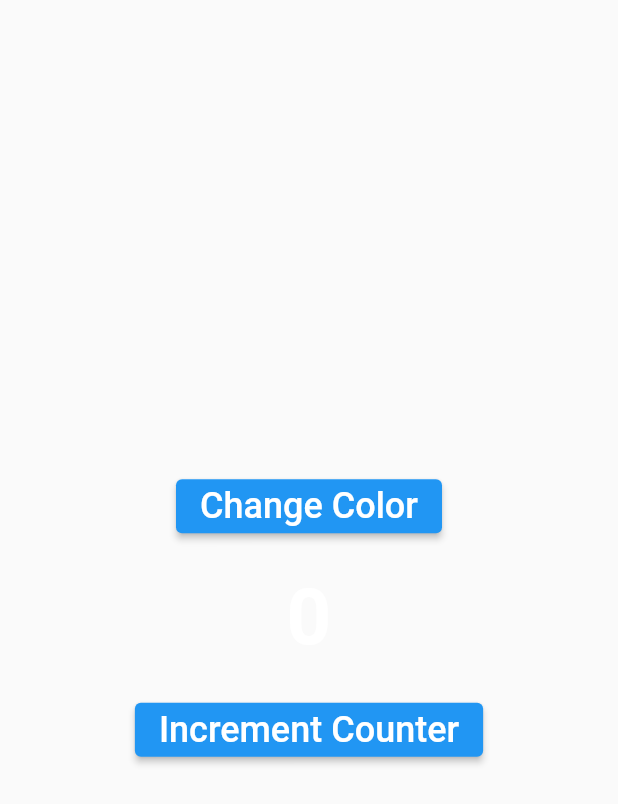
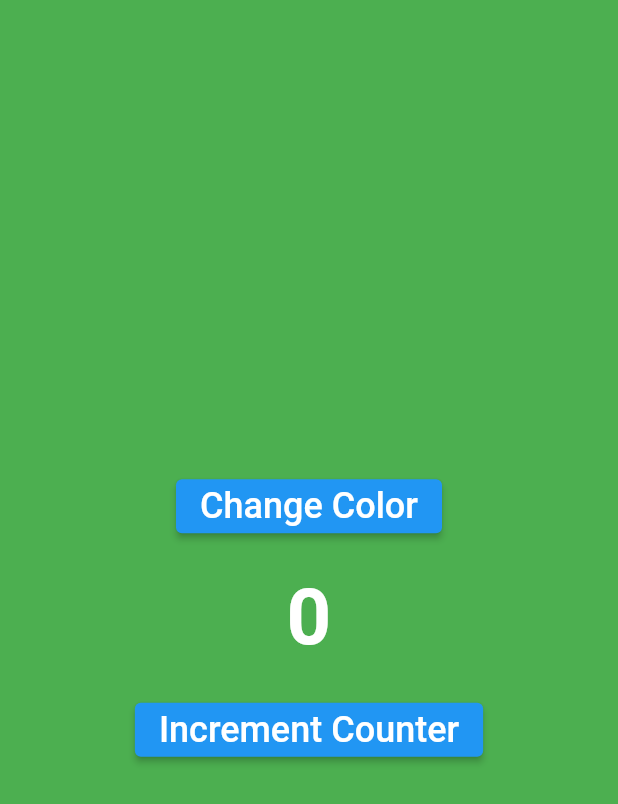
Before and after one commit to AlaaEddinAlbarghoth/sample_counter, a Flutter app: the screen it shows after launch, after a tap on "Change Color", on a phone screen of 412 x 824 dp. Shown: the top 804 px of the screen. Run offline on Flutter 3.47's test engine with Material 2 defaults, Android fonts, the phone set to English and light mode, and no system bars; our stand-ins replace bloc, equatable, flutter_bloc.

Commit message:
Cubit to Cubit communication using StreamSubscription

```diff
--- /dev/null
+++ b/lib/color/color_cubit.dart
@@ -0,0 +1,23 @@
+import 'dart:ui';
+
+import 'package:bloc/bloc.dart';
+import 'package:equatable/equatable.dart';
+import 'package:flutter/material.dart';
+
+part 'color_state.dart';
+
+class ColorCubit extends Cubit<ColorState> {
+  ColorCubit() : super(ColorState.initial());
+
+  void changeColor() {
+    if (state.color == Colors.red) {
+      emit(state.copyWith(color: Colors.green));
+    } else if (state.color == Colors.green) {
+      emit(state.copyWith(color: Colors.blue));
+    } else if (state.color == Colors.blue) {
+      emit(state.copyWith(color: Colors.black));
+    } else if (state.color == Colors.black) {
+      emit(state.copyWith(color: Colors.red));
+    }
+  }
+}
--- /dev/null
+++ b/lib/color/color_state.dart
@@ -0,0 +1,18 @@
+part of 'color_cubit.dart';
+
+class ColorState extends Equatable {
+  final Color color;
+
+  const ColorState({required this.color});
+
+  factory ColorState.initial() {
+    return const ColorState(color: Colors.red);
+  }
+
+  @override
+  List<Object?> get props => [color];
+
+  ColorState copyWith({Color? color}) {
+    return ColorState(color: color ?? this.color);
+  }
+}
--- /dev/null
+++ b/lib/counter/counter_cubit.dart
@@ -0,0 +1,39 @@
+import 'dart:async';
+
+import 'package:bloc/bloc.dart';
+import 'package:equatable/equatable.dart';
+import 'package:flutter/material.dart';
+import 'package:sample_counter/color/color_cubit.dart';
+
+part 'counter_state.dart';
+
+class CounterCubit extends Cubit<CounterState> {
+  int incrementSize = 1;
+  final ColorCubit colorCubit;
+  late final StreamSubscription colorSubscription;
+
+  CounterCubit({required this.colorCubit}) : super(CounterState.initial()) {
+    colorCubit.stream.listen((ColorState colorState) {
+      if (colorState.color == Colors.red) {
+        incrementSize = 1;
+      } else if (colorState.color == Colors.green) {
+        incrementSize = 10;
+      } else if (colorState.color == Colors.blue) {
+        incrementSize = 100;
+      } else if (colorState.color == Colors.black) {
+        emit(state.copyWith(counter: state.counter - 100));
+        incrementSize = -100;
+      }
+    });
+  }
+
+  void changeCounter() {
+    emit(state.copyWith(counter: state.counter + incrementSize));
+  }
+
+  @override
+  Future<void> close() {
+    colorSubscription.cancel();
+    return super.close();
+  }
+}
--- /dev/null
+++ b/lib/counter/counter_state.dart
@@ -0,0 +1,18 @@
+part of 'counter_cubit.dart';
+
+class CounterState extends Equatable {
+  final int counter;
+
+  const CounterState({required this.counter});
+
+  factory CounterState.initial() {
+    return const CounterState(counter: 0);
+  }
+
+  @override
+  List<Object?> get props => [counter];
+
+  CounterState copyWith({int? counter}) {
+    return CounterState(counter: counter ?? this.counter);
+  }
+}
--- a/lib/main.dart
+++ b/lib/main.dart
@@ -1,4 +1,7 @@
 import 'package:flutter/material.dart';
+import 'package:flutter_bloc/flutter_bloc.dart';
+import 'package:sample_counter/color/color_cubit.dart';
+import 'package:sample_counter/counter/counter_cubit.dart';
 
 void main() {
   runApp(const MyApp());
@@ -9,13 +12,25 @@ class MyApp extends StatelessWidget {
 
   @override
   Widget build(BuildContext context) {
-    return MaterialApp(
-      title: 'cubit2cubit',
-      debugShowCheckedModeBanner: false,
-      theme: ThemeData(
-        primarySwatch: Colors.blue,
+    return MultiBlocProvider(
+      providers: [
+        BlocProvider<ColorCubit>(
+          create: (context) => ColorCubit(),
+        ),
+        BlocProvider<CounterCubit>(
+          create: (context) => CounterCubit(
+            colorCubit: context.read<ColorCubit>(),
+          ),
+        ),
+      ],
+      child: MaterialApp(
+        title: 'cubit2cubit',
+        debugShowCheckedModeBanner: false,
+        theme: ThemeData(
+          primarySwatch: Colors.blue,
+        ),
+        home: const MyHomePage(),
       ),
-      home: const MyHomePage(),
     );
   }
 }
@@ -26,6 +41,7 @@ class MyHomePage extends StatelessWidget {
   @override
   Widget build(BuildContext context) {
     return Scaffold(
+      backgroundColor: context.watch<ColorCubit>().state.color,
       body: Center(
         child: Column(
           mainAxisAlignment: MainAxisAlignment.center,
@@ -35,12 +51,14 @@ class MyHomePage extends StatelessWidget {
                 'Change Color',
                 style: TextStyle(fontSize: 24.0),
               ),
-              onPressed: () {},
+              onPressed: () {
+                context.read<ColorCubit>().changeColor();
+              },
             ),
             const SizedBox(height: 20.0),
-            const Text(
-              '0',
-              style: TextStyle(
+            Text(
+              '${context.watch<CounterCubit>().state.counter}',
+              style: const TextStyle(
                 fontSize: 52.0,
                 fontWeight: FontWeight.bold,
                 color: Colors.white,
@@ -52,7 +70,9 @@ class MyHomePage extends StatelessWidget {
                 'Increment Counter',
                 style: TextStyle(fontSize: 24.0),
               ),
-              onPressed: () {},
+              onPressed: () {
+                context.read<CounterCubit>().changeCounter();
+              },
             ),
           ],
         ),
```
